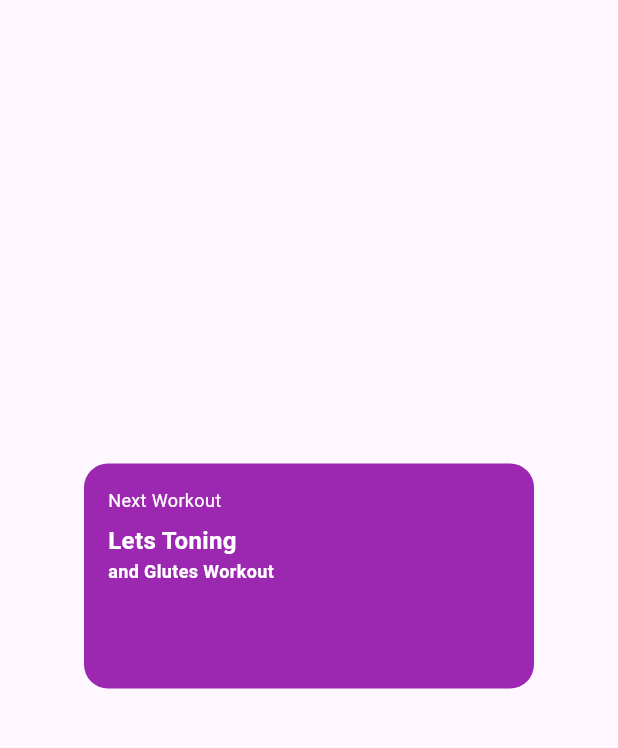
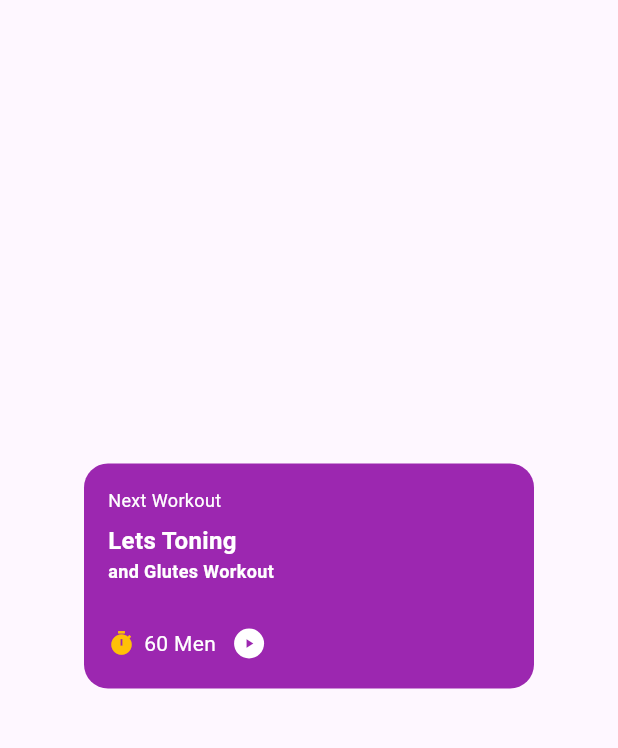
Before and after one commit to Memphissall/mobile_programing, a Flutter app: the screen it shows after launch, on a phone screen of 412 x 824 dp, the part 84-832 px from its top. Run offline on Flutter 3.47's test engine with Material 3 defaults, Android fonts, the phone set to English and light mode, and no system bars.

Commit message:
menambahkan icon timer dan play

```diff
--- a/lib/Formatif/formatif1.dart
+++ b/lib/Formatif/formatif1.dart
@@ -46,11 +46,37 @@ class formatif extends StatelessWidget {
                   fontSize: 12,
                   fontWeight: FontWeight.bold,
                 ),
-              )
+              ),
+              SizedBox(height: 30),
+              Row(
+                children: [
+                  Icon(Icons.timer, color: Colors.amber,size: 18),
+                  SizedBox(width: 6),
+                  Text(
+                    "60 Men",
+                    style: TextStyle(
+                      color: Colors.white,
+                      fontSize: 14,
+                    ),
+                  ),
+                  SizedBox(width: 12),
+Container(
+  width: 20,
+  height: 20,
+  decoration: BoxDecoration(color: Colors.white,shape: BoxShape.circle),
+  child: Icon(Icons.play_arrow,color:Colors.purple,size: 10),
+
+)
+
+                ],
+              ),
             ],
           ),
         ),
       ),
+
+
+
     );
   }
 }
```
